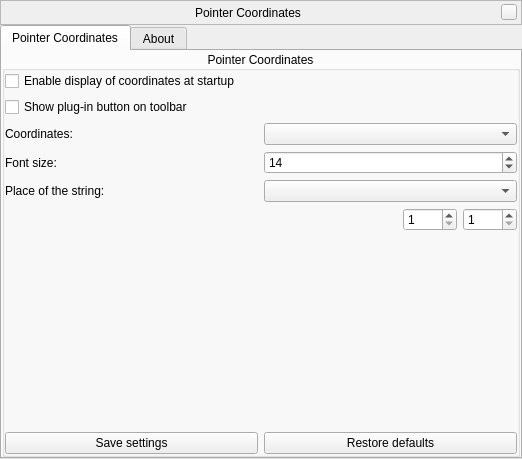
The window that plugins/PointerCoordinates/src/gui/pointerCoordinatesWindow.ui (Stellarium/stellarium) describes before a commit, drawn with Qt 5.
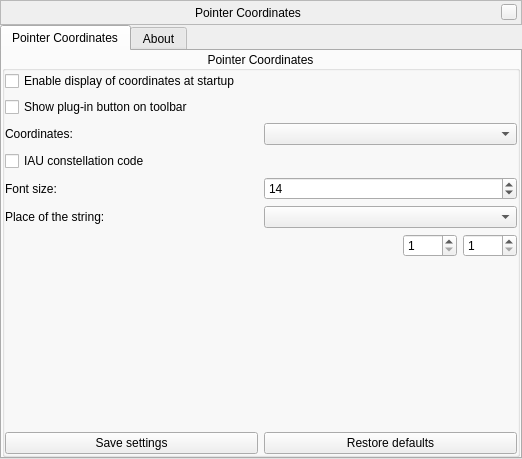
The same window after the commit. Custom widgets are drawn as their Qt base class.

Commit message: Add location identification which adds canonical IAU 3-letter code to infostring and PointerCoordinates plugin.

The edit to the form file:
```diff
--- a/plugins/PointerCoordinates/src/gui/pointerCoordinatesWindow.ui
+++ b/plugins/PointerCoordinates/src/gui/pointerCoordinatesWindow.ui
@@ -219,6 +219,16 @@
             </item>
            </layout>
           </item>
+          <item>
+           <widget class="QCheckBox" name="checkBoxConstellation">
+            <property name="toolTip">
+             <string>3-letter IAU constellation abbreviation</string>
+            </property>
+            <property name="text">
+             <string>IAU constellation code</string>
+            </property>
+           </widget>
+          </item>
           <item>
            <layout class="QHBoxLayout" name="horizontalLayout">
             <item>
```
The commit also changes 16 other files.
